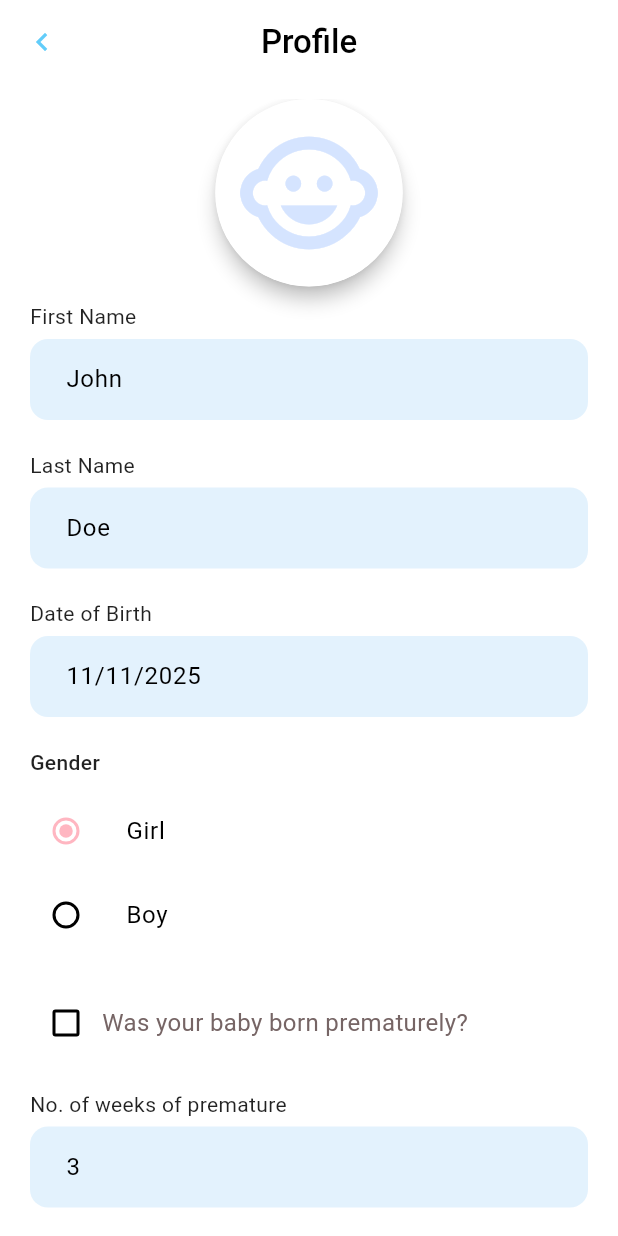
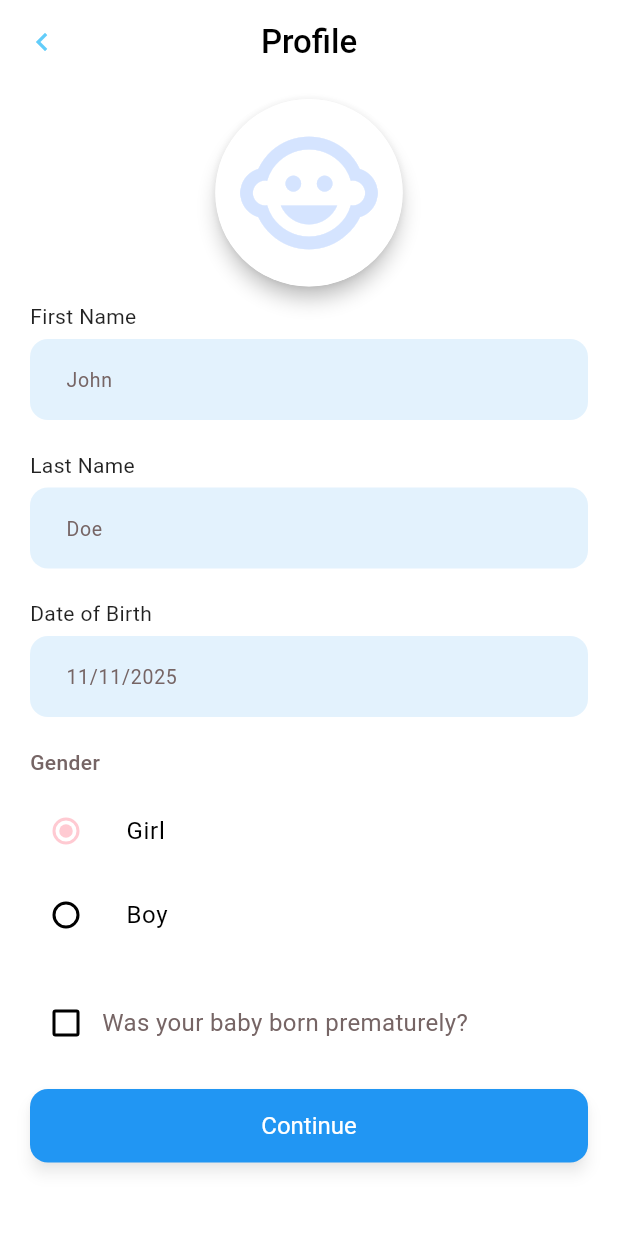
Before and after one commit to noufalrahim/Milestone-Tracker-For-Infants, a Flutter app: the DetailsPage screen opened by its route, on a phone screen of 412 x 824 dp. Run offline on Flutter 3.47's test engine with Material 3 defaults, Android fonts, the phone set to English and light mode, and no system bars; our stand-ins replace flutter_riverpod, go_router; missing offline and left inert: timeline_list; generated files the repository leaves out were written again.

```diff
--- a/lib/core/routes/app_router.dart
+++ b/lib/core/routes/app_router.dart
@@ -12,7 +12,7 @@ import 'package:milestone_tracker_for_infants/presentation/widgets/scaffold/Bott
 class AppRouter {
   static GoRouter createRouter(Function(Locale) changeLocale) {
     return GoRouter(
-      initialLocation: '/welcome',
+      initialLocation: '/',
       routes: [
         GoRoute(
           path: '/',
--- a/lib/core/theme/app_theme.dart
+++ b/lib/core/theme/app_theme.dart
@@ -1,7 +1,7 @@
 import 'package:flutter/material.dart';
 
 class AppTheme {
-  static const Color primaryColor = Color(0xFFFFB6C1);
+  static const Color primaryColor = Color(0xFFFFCAD2);
   static const Color secondaryColor = Color(0xFF62CDFA);
   static const Color textGray = Color(0xFF766565);
   static const Color tertiaryColor = Color(0xFFFFDF86);
@@ -11,7 +11,6 @@ class AppTheme {
     return ThemeData(
       primaryColor: primaryColor,
       cardColor: tertiaryColor,
-
       colorScheme: ColorScheme.fromSwatch().copyWith(
         primary: primaryColor,
         secondary: secondaryColor,
--- a/lib/presentation/pages/details/details_page.dart
+++ b/lib/presentation/pages/details/details_page.dart
@@ -12,124 +12,76 @@ class DetailsPage extends StatefulWidget {
 }
 
 class _DetailsPageState extends State<DetailsPage> {
-  String selectedValue = "Girl"; // Default radio selection
-  bool isChecked = false;
+  String selectedGender = "Girl"; // Default selection
+  bool isPremature = false;
 
   @override
   Widget build(BuildContext context) {
     return Scaffold(
       appBar: AppBar(
-        title: const Text(
-          'Profile',
-          style: TextStyle(fontWeight: FontWeight.w500),
-        ),
+        title: const Text('Profile', style: TextStyle(fontWeight: FontWeight.w500)),
+        centerTitle: true,
         automaticallyImplyLeading: false,
-        centerTitle: true,
         leading: IconButton(
           onPressed: () {},
-          icon: Icon(
-            Icons.chevron_left,
-            color: Theme.of(context).colorScheme.secondary,
-          ),
+          icon: Icon(Icons.chevron_left, color: Theme.of(context).colorScheme.secondary),
         ),
       ),
       body: Padding(
         padding: const EdgeInsets.symmetric(horizontal: 20, vertical: 10),
         child: SingleChildScrollView(
           child: Column(
-            mainAxisSize: MainAxisSize.min, // Prevent unnecessary stretching
-            crossAxisAlignment: CrossAxisAlignment.start, // Align content to start
+            crossAxisAlignment: CrossAxisAlignment.start,
             children: [
               const Center(child: IconContainer()),
               const SizedBox(height: 10),
-              const PrimaryTextField(
-                label: 'First Name',
-                hintText: 'John',
-              ),
+              const PrimaryTextField(label: 'First Name', hintText: 'John'),
               const SizedBox(height: 20),
-              const PrimaryTextField(
-                label: 'Last Name',
-                hintText: 'Doe',
-              ),
+              const PrimaryTextField(label: 'Last Name', hintText: 'Doe'),
               const SizedBox(height: 20),
-              const PrimaryTextField(
-                label: 'Date of Birth',
-                hintText: '11/11/2025',
-              ),
+              const PrimaryTextField(label: 'Date of Birth', hintText: '11/11/2025'),
               const SizedBox(height: 20),
 
               // Gender Selection
-              const Text(
-                'Gender',
-                style: TextStyle(
-                  fontSize: 14,
-                  color: Colors.black87,
-                  fontWeight: FontWeight.w500,
-                ),
-              ),
+              const Text('Gender', style: TextStyle(fontSize: 14, fontWeight: FontWeight.w500)),
               const SizedBox(height: 8),
-              Column(
-                crossAxisAlignment: CrossAxisAlignment.start,
-                children: [
-                  ListTile(
-                    contentPadding: EdgeInsets.zero,
-                    title: const Text("Girl"),
-                    leading: Radio(
-                      value: "Girl",
-                      groupValue: selectedValue,
-                      onChanged: (value) {
-                        setState(() {
-                          selectedValue = value.toString();
-                        });
-                      },
-                    ),
-                  ),
-                  ListTile(
-                    contentPadding: EdgeInsets.zero,
-                    title: const Text("Boy"),
-                    leading: Radio(
-                      value: "Boy",
-                      groupValue: selectedValue,
-                      onChanged: (value) {
-                        setState(() {
-                          selectedValue = value.toString();
-                        });
-                      },
-                    ),
-                  ),
-                ],
-              ),
+              _buildRadioTile("Girl"),
+              _buildRadioTile("Boy"),
               const SizedBox(height: 20),
 
               // Checkbox
               Row(
                 children: [
                   Checkbox(
-                    value: isChecked,
-                    onChanged: (value) {
-                      setState(() {
-                        isChecked = value!;
-                      });
-                    },
+                    value: isPremature,
+                    onChanged: (value) => setState(() => isPremature = value!),
                   ),
-                  const Expanded(
-                    child: Text(
-                      "Was your baby born prematurely?",
-                      style: TextStyle(fontSize: 16),
-                    ),
-                  ),
+                  const Expanded(child: Text("Was your baby born prematurely?", style: TextStyle(fontSize: 16))),
                 ],
               ),
-              SizedBox(height: 20,),
-              PrimaryTextField(label: 'No. of weeks of premature', hintText: '3',),
-              SizedBox(height: 20,),
-              PrimaryButton(text: 'Continue', onPressed: () {
-                context.go('/');
-              })
+              if (isPremature) ...[
+                const SizedBox(height: 20),
+                const PrimaryTextField(label: 'No. of weeks of premature', hintText: '3'),
+              ],
+              const SizedBox(height: 20),
+
+              PrimaryButton(text: 'Continue', onPressed: () => context.go('/')),
             ],
           ),
         ),
       ),
     );
   }
+
+  Widget _buildRadioTile(String value) {
+    return ListTile(
+      contentPadding: EdgeInsets.zero,
+      title: Text(value),
+      leading: Radio<String>(
+        value: value,
+        groupValue: selectedGender,
+        onChanged: (newValue) => setState(() => selectedGender = newValue!),
+      ),
+    );
+  }
 }
--- a/lib/presentation/widgets/input/primary_text_field.dart
+++ b/lib/presentation/widgets/input/primary_text_field.dart
@@ -34,6 +34,10 @@ class PrimaryTextField extends StatelessWidget {
             controller: controller,
             decoration: InputDecoration(
               hintText: hintText,
+              hintStyle: TextStyle(
+                color: Theme.of(context).textTheme.bodyMedium?.color,
+                fontSize: 13
+              ),
               filled: true,
               fillColor: Colors.transparent, // Ensure container color is used
               border: InputBorder.none, // No border
```
Also changed, not shown: lib/presentation/pages/home/home_page.dart (+27 -131 lines), lib/presentation/pages/milestones/milestones_page.dart (+4 -6 lines), lib/presentation/pages/setup/setup_page.dart (+5 -3 lines), lib/presentation/widgets/cards/home_grid.dart (added, +53 -0 lines), lib/presentation/widgets/cards/home_info_card.dart (added, +30 -0 lines), lib/presentation/widgets/cards/home_profile_card.dart (added, +38 -0 lines), lib/presentation/widgets/components/timeline.dart (+58 -26 lines).
